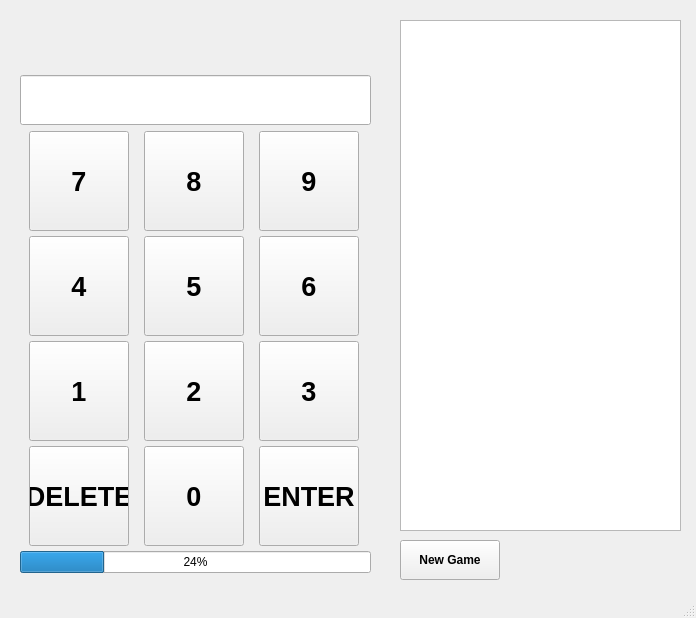
First picture: the form in app/gui/mainwindow.ui, repository eidelen/kidscalc, before the edit.
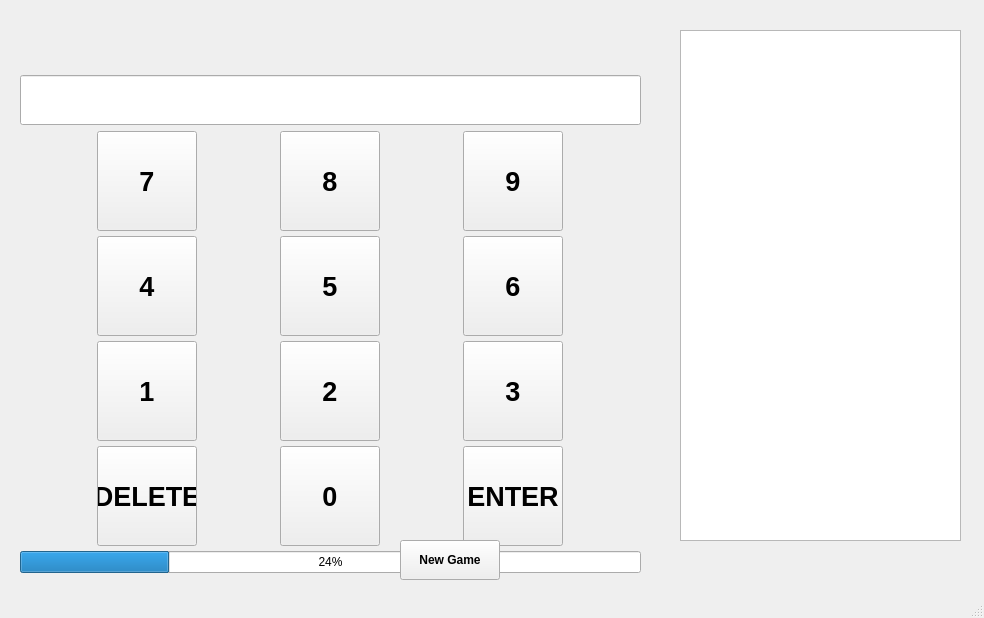
Second picture: the form after the edit.

Diff of the .ui file:
```diff
--- a/app/gui/mainwindow.ui
+++ b/app/gui/mainwindow.ui
@@ -6,7 +6,7 @@
    <rect>
     <x>0</x>
     <y>0</y>
-    <width>696</width>
+    <width>984</width>
     <height>618</height>
    </rect>
   </property>
@@ -19,7 +19,7 @@
      <rect>
       <x>20</x>
       <y>19</y>
-      <width>351</width>
+      <width>621</width>
       <height>554</height>
      </rect>
     </property>
@@ -387,8 +387,8 @@
    <widget class="QTextEdit" name="outputPanel">
     <property name="geometry">
      <rect>
-      <x>400</x>
-      <y>20</y>
+      <x>680</x>
+      <y>30</y>
       <width>281</width>
       <height>511</height>
      </rect>
```
